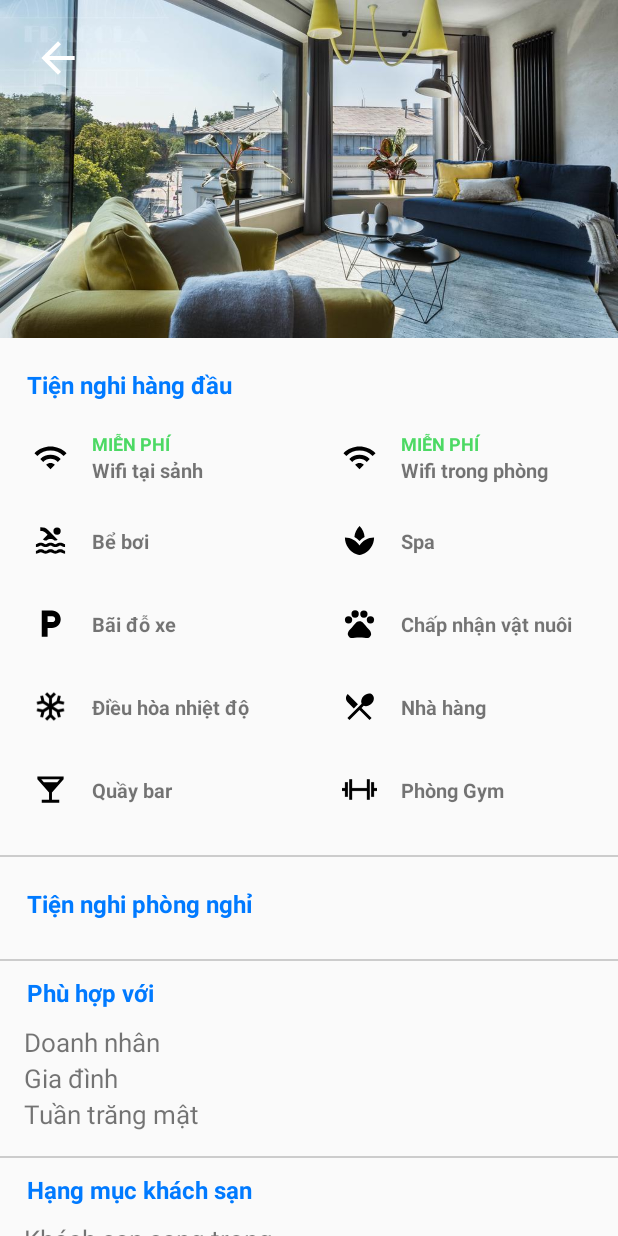
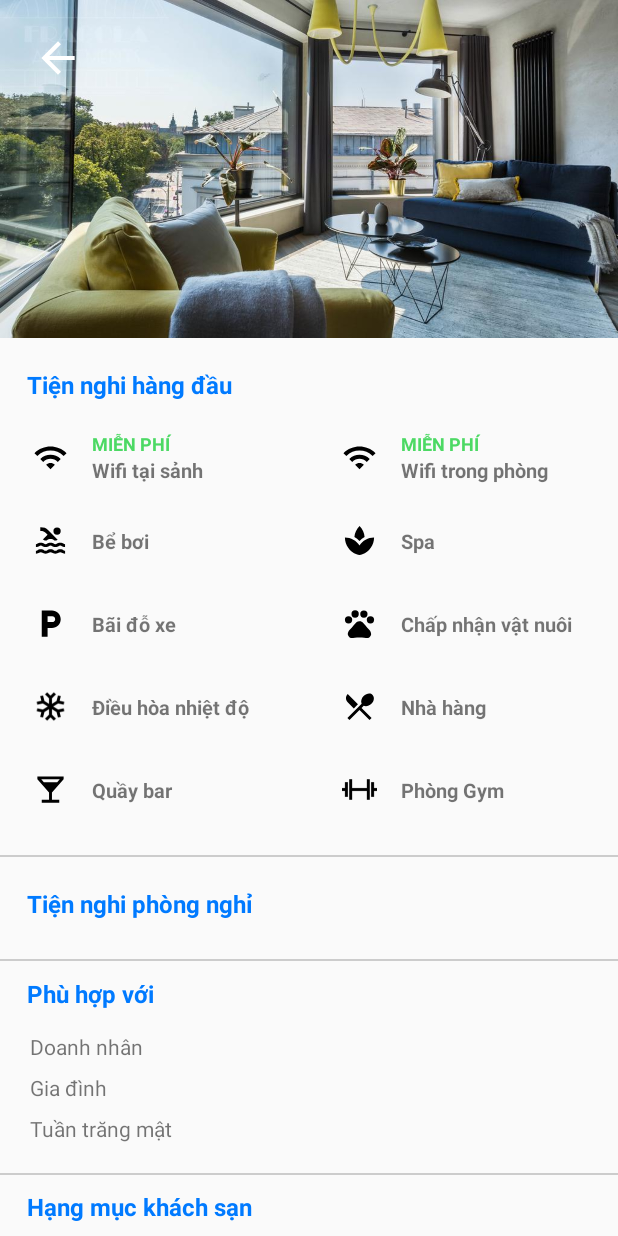
Before and after one commit to NguyenAnhTuan577/Hotel, an Android app: the HotelDetailActivity screen opened directly, with no data from a screen before it, on a phone screen of 412 x 824 dp. Run offline under Robolectric (Android 15) with nearby library versions, the phone set to English and light mode, and no system bars; our stand-ins replace ButterKnife; pictures from the network do not load.

```diff
--- a/app/src/main/res/layout/hotel_detail.xml
+++ b/app/src/main/res/layout/hotel_detail.xml
@@ -91,7 +91,7 @@
         <TextView
             android:id="@+id/fit_label"
             android:layout_width="0dp"
-            android:layout_height="wrap_content"
+            android:layout_height="43dp"
             android:layout_marginStart="8dp"
             android:gravity="center_vertical"
             android:padding="10dp"
@@ -108,7 +108,8 @@
             android:layout_height="wrap_content"
             android:id="@+id/test0"
             android:text="Doanh nhân"
-            android:textSize="17sp"
+            android:textSize="14sp"
+            android:padding="4dp"
             android:layout_marginStart="8dp"
             app:layout_constraintStart_toStartOf="@id/fit_label"
             app:layout_constraintTop_toBottomOf="@id/fit_label"
@@ -118,7 +119,9 @@
             android:layout_height="wrap_content"
             android:id="@+id/test1"
             android:text="Gia đình"
-            android:textSize="17sp"
+            android:padding="4dp"
+
+            android:textSize="14sp"
             android:layout_marginStart="8dp"
             app:layout_constraintStart_toStartOf="@id/fit_label"
             app:layout_constraintTop_toBottomOf="@id/test0"
@@ -128,7 +131,8 @@
             android:layout_height="wrap_content"
             android:id="@+id/test2"
             android:text="Tuần trăng mật"
-            android:textSize="17sp"
+            android:textSize="14sp"
+            android:padding="4dp"
             android:layout_marginStart="8dp"
             app:layout_constraintStart_toStartOf="@id/fit_label"
             app:layout_constraintTop_toBottomOf="@id/test1"
@@ -165,7 +169,9 @@
             android:layout_height="wrap_content"
             android:id="@+id/test00"
             android:text="Khách sạn sang trọng"
-            android:textSize="17sp"
+            android:textSize="14sp"
+            android:padding="4dp"
+
             android:layout_marginStart="8dp"
             app:layout_constraintStart_toStartOf="@id/fit_label"
             app:layout_constraintTop_toBottomOf="@id/cate_label"
@@ -174,8 +180,10 @@
             android:layout_width="0dp"
             android:layout_height="wrap_content"
             android:id="@+id/test11"
-            android:text="Khách sạn trugn tâm"
-            android:textSize="17sp"
+            android:text="Khách sạn trung tâm"
+            android:textSize="14sp"
+            android:padding="4dp"
+
             android:layout_marginStart="8dp"
             app:layout_constraintStart_toStartOf="@id/fit_label"
             app:layout_constraintTop_toBottomOf="@id/test00"
@@ -185,7 +193,9 @@
             android:layout_height="wrap_content"
             android:id="@+id/test22"
             android:text="Khách sạn dưỡng lão"
-            android:textSize="17sp"
+            android:textSize="14sp"
+            android:padding="4dp"
+
             android:layout_marginStart="8dp"
             app:layout_constraintStart_toStartOf="@id/fit_label"
             app:layout_constraintTop_toBottomOf="@id/test11"
@@ -221,7 +231,9 @@
             android:layout_height="wrap_content"
             android:id="@+id/test"
             android:text="Căn hộ có phục vụ"
-            android:textSize="17sp"
+            android:textSize="14sp"
+            android:padding="4dp"
+
             android:layout_marginStart="8dp"
             app:layout_constraintStart_toStartOf="@id/fit_label"
             app:layout_constraintTop_toBottomOf="@id/harbourage_label"
@@ -271,11 +283,12 @@
             android:id="@+id/website"
             android:text="Website"
             android:textStyle="bold"
-            android:textSize="18sp"
+            android:textSize="14sp"
             android:gravity="center_vertical"
             android:padding="6dp"
             app:layout_constraintStart_toEndOf="@id/web"
             app:layout_constraintTop_toTopOf="@id/web"
+            app:layout_constraintBottom_toBottomOf="@id/web"
             app:layout_constraintEnd_toEndOf="parent"/>
 
         <ImageView
@@ -296,11 +309,12 @@
             android:id="@+id/phone1"
             android:text="0357004545"
             android:textStyle="bold"
-            android:textSize="18sp"
+            android:textSize="14sp"
             android:gravity="center_vertical"
             android:padding="6dp"
             app:layout_constraintStart_toEndOf="@id/phone"
             app:layout_constraintTop_toTopOf="@id/phone"
+            app:layout_constraintBottom_toBottomOf="@id/phone"
             app:layout_constraintEnd_toEndOf="parent"/>
         <ImageView
             android:layout_width="50dp"
@@ -320,11 +334,12 @@
             android:id="@+id/location1"
             android:text="227 P4,Q5,TP HCM"
             android:textStyle="bold"
-            android:textSize="18sp"
+            android:textSize="14sp"
             android:gravity="center_vertical"
             android:padding="6dp"
             app:layout_constraintStart_toEndOf="@id/location"
             app:layout_constraintTop_toTopOf="@id/location"
+            app:layout_constraintBottom_toBottomOf="@id/location"
             app:layout_constraintEnd_toEndOf="parent"/>
 
 
```
